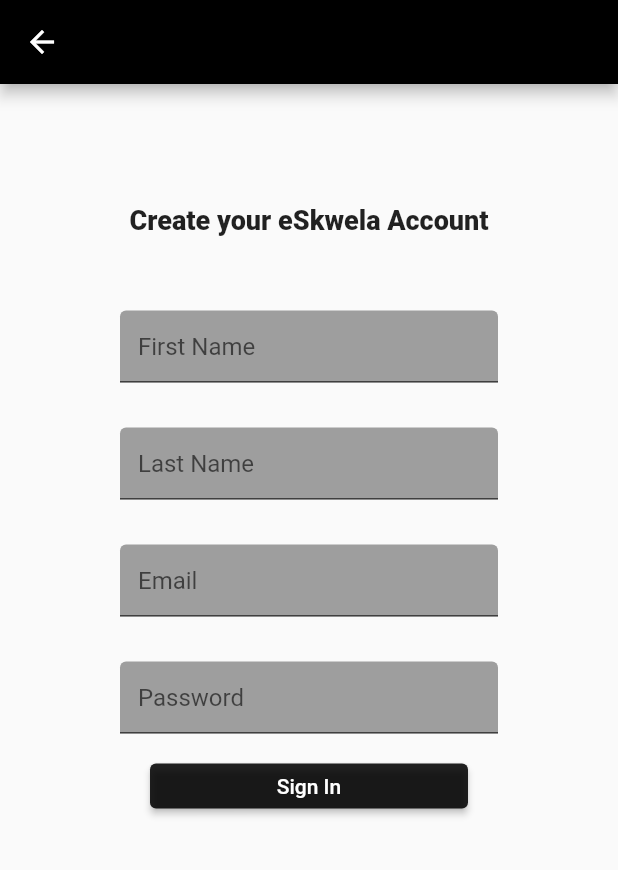
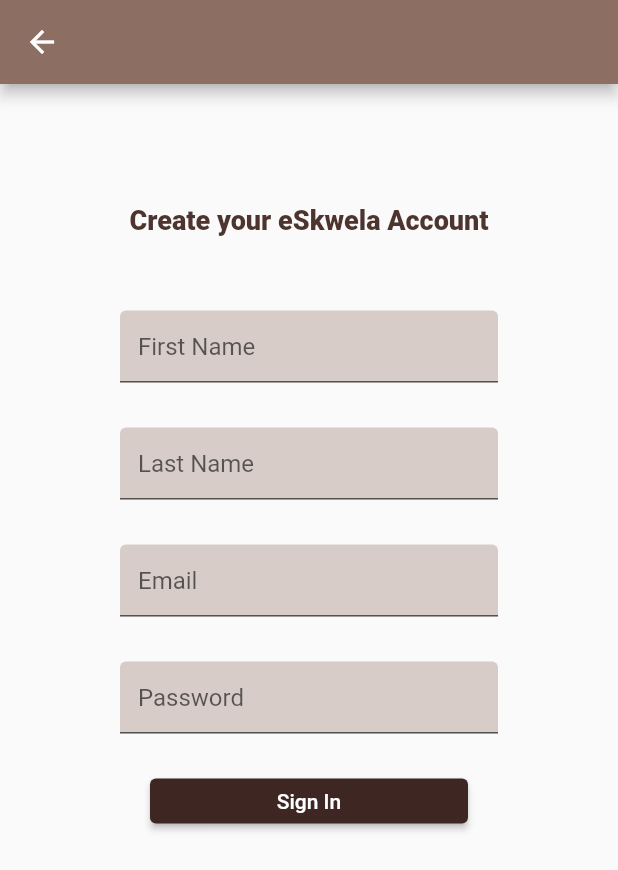
Before and after one commit to JemmalynVitoCruz/trial, a Flutter app: the CreateAcc screen opened directly, on a phone screen of 412 x 824 dp. Shown: the top 870 px of the screen. Run offline on Flutter 3.47's test engine with Material 2 defaults, Android fonts, the phone set to English and light mode, and no system bars.

Commit message:
Updated colors

```diff
--- a/lib/ui/create_account.dart
+++ b/lib/ui/create_account.dart
@@ -8,7 +8,7 @@ class CreateAcc extends StatelessWidget {
   Widget build(BuildContext context) {
     return Scaffold(
       appBar: AppBar(
-        backgroundColor: Colors.black,
+        backgroundColor: Colors.brown[400],
       ),
       body: Padding(
         padding: EdgeInsets.all(80),
@@ -19,6 +19,7 @@ class CreateAcc extends StatelessWidget {
                 "Create your eSkwela Account",
                 textAlign: TextAlign.center,
                 style: TextStyle(
+                  color: Colors.brown[800],
                   fontWeight: FontWeight.w800,
                   fontSize: 18,
                 ),
@@ -29,7 +30,7 @@ class CreateAcc extends StatelessWidget {
               child: TextField(
                 decoration: InputDecoration(
                   filled: true,
-                  fillColor: Colors.grey,
+                  fillColor: Colors.brown[100],
                   hintText: "First Name",
                 ),
               ),
@@ -39,7 +40,7 @@ class CreateAcc extends StatelessWidget {
               child: TextField(
                 decoration: InputDecoration(
                   filled: true,
-                  fillColor: Colors.grey,
+                  fillColor: Colors.brown[100],
                   hintText: "Last Name",
                 ),
               ),
@@ -49,7 +50,7 @@ class CreateAcc extends StatelessWidget {
               child: TextField(
                 decoration: InputDecoration(
                   filled: true,
-                  fillColor: Colors.grey,
+                  fillColor: Colors.brown[100],
                   hintText: "Email",
                 ),
               ),
@@ -59,11 +60,12 @@ class CreateAcc extends StatelessWidget {
               child: TextField(
                 decoration: InputDecoration(
                   filled: true,
-                  fillColor: Colors.grey,
+                  fillColor: Colors.brown[100],
                   hintText: "Password",
                 ),
               ),
             ),
+            SizedBox(height: 10),
             Container(
                 height: 50,
                 padding: const EdgeInsets.fromLTRB(20, 10, 20, 10),
@@ -71,7 +73,7 @@ class CreateAcc extends StatelessWidget {
                   child: Text("Sign In"),
                   style: ElevatedButton.styleFrom(
                     onPrimary: Colors.white,
-                    primary: Colors.black87,
+                    primary: Colors.brown[900],
                   ),
                   onPressed:() {
                     print(nameController.text);
```
